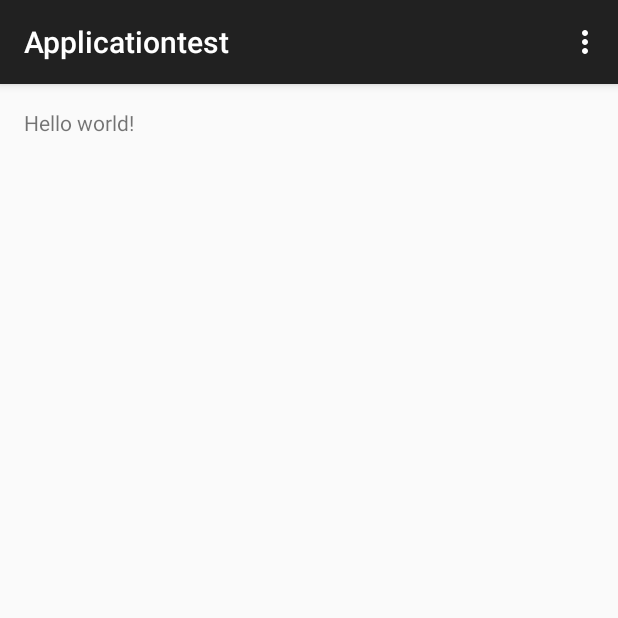
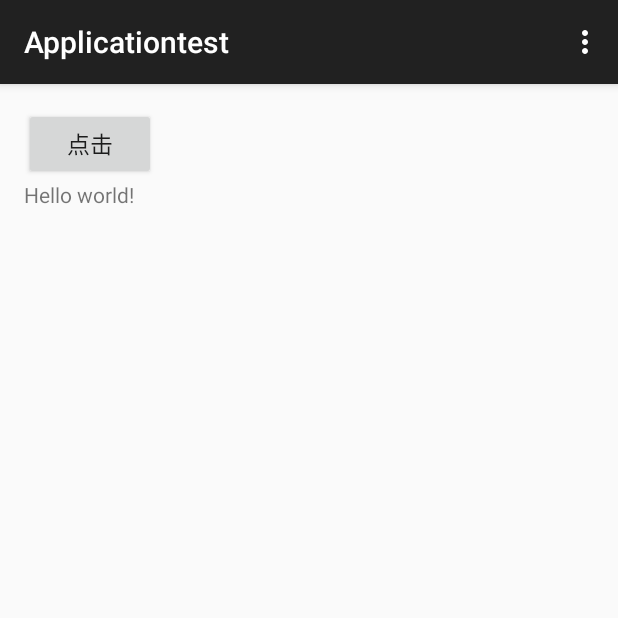
Before and after one commit to weilv1990/androidtest, an Android app: the screen it shows after launch (MainActivity), on a phone screen of 412 x 824 dp, the top half of it. Run offline under Robolectric (Android 15) with nearby library versions, the phone set to English and light mode, and no system bars.

Commit message:
second commit

```diff
--- a/app/src/main/res/layout/activity_main.xml
+++ b/app/src/main/res/layout/activity_main.xml
@@ -4,8 +4,15 @@
     android:paddingRight="@dimen/activity_horizontal_margin"
     android:paddingTop="@dimen/activity_vertical_margin"
     android:paddingBottom="@dimen/activity_vertical_margin" tools:context=".MainActivity">
+<Button
+    android:id="@+id/bt_main"
+    android:layout_width="wrap_content"
+    android:layout_height="wrap_content"
+    android:text="点击"
+    android:textSize="15sp"/>
 
     <TextView android:text="@string/hello_world" android:layout_width="wrap_content"
+        android:layout_below="@id/bt_main"
         android:layout_height="wrap_content" />
 
 </RelativeLayout>
```
